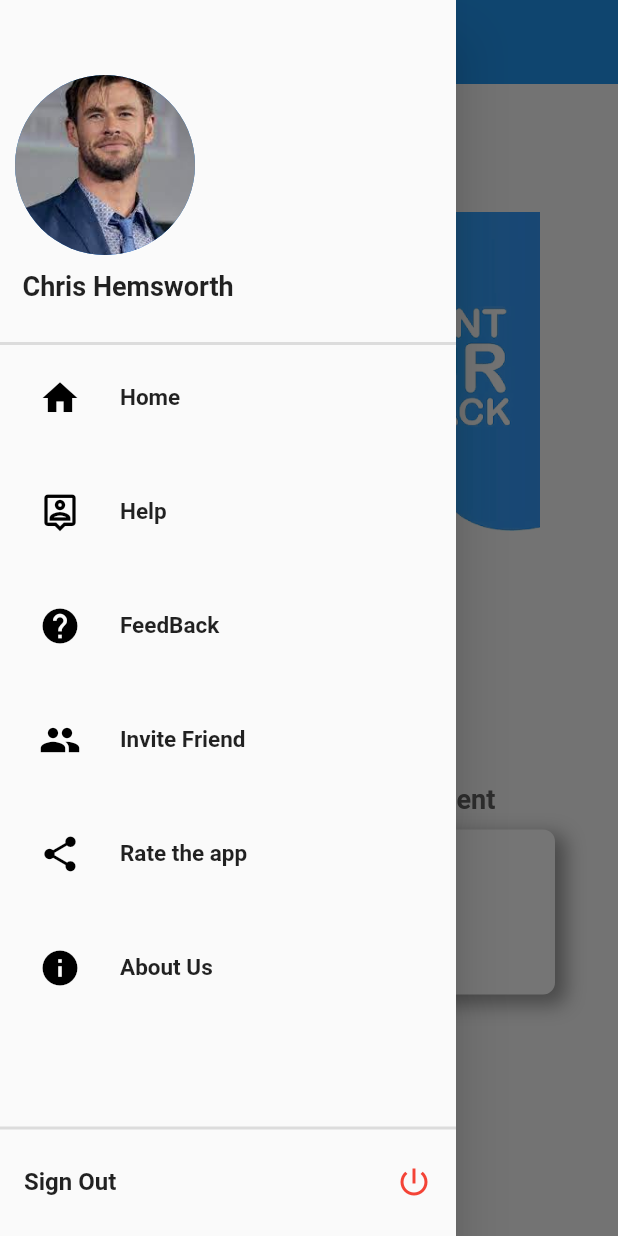
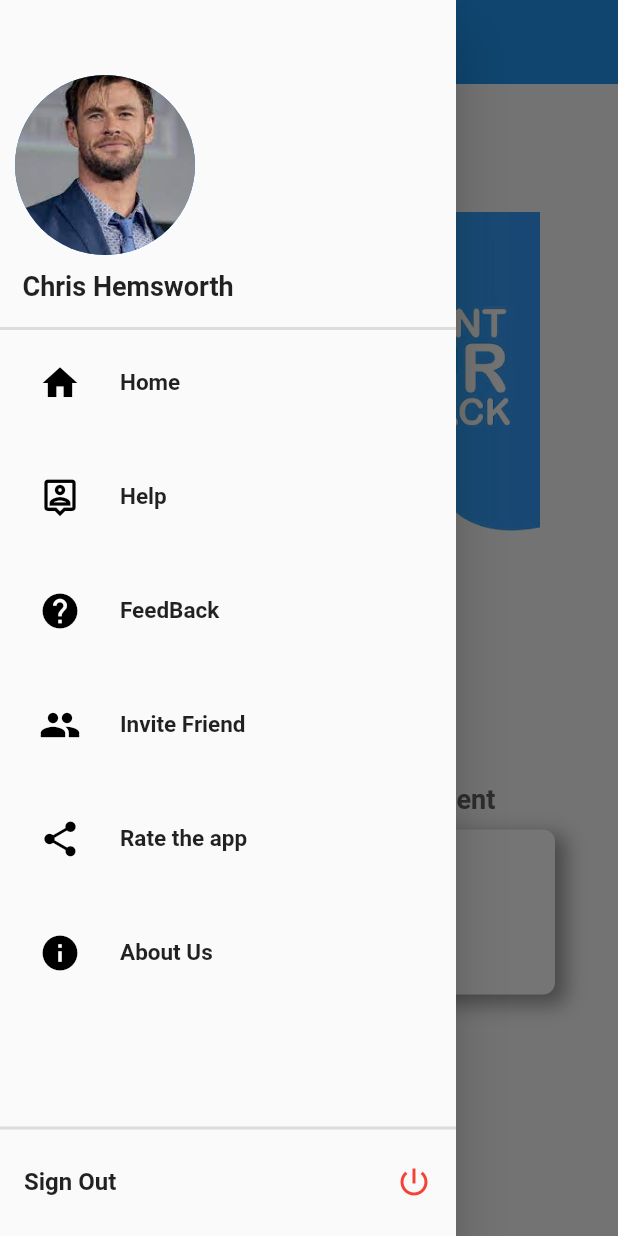
Before and after one commit to fatma320/Drawer-Task, a Flutter app: the screen it shows after launch, with the side drawer open, on a phone screen of 412 x 824 dp. Run offline on Flutter 3.47's test engine with Material 2 defaults, Android fonts, the light colour scheme and no system bars.

Commit message:
editing the drawer

```diff
--- a/drawer/lib/view/screens/drawerScreen.dart
+++ b/drawer/lib/view/screens/drawerScreen.dart
@@ -1,32 +1,9 @@
-import 'package:drawer/view/screens/rateScreen.dart';
 import 'package:flutter/material.dart';
 import '../../model/drawerModel.dart';
 import '../widgets/drawerItems.dart';
-import 'aboutScreen.dart';
-import 'feedback.dart';
-import 'helpScreen.dart';
-import 'homeScreen.dart';
-import 'inviteFriend.dart';
 
 class DrawerScreen extends StatelessWidget {
   DrawerScreen({Key? key}) : super(key: key);
-  int currentIndex = 0;
-  List<Widget> screens = [
-    const HomeScreen(),
-    const HelpScreen(),
-     FeedbackScreen(),
-    const InviteFriend(),
-    const RateApp(),
-    const About()
-  ];
-  List<String> titles = [
-    "Home",
-    "Help",
-    "Feedback",
-    "Invite Friend",
-    "Rate App",
-    "About Us",
-  ];
   @override
   Widget build(BuildContext context) {
     return Drawer(
@@ -47,7 +24,7 @@ class DrawerScreen extends StatelessWidget {
               style: TextStyle(fontSize: 18, fontWeight: FontWeight.w600),
             ),
           ),
-            const SizedBox(height: 20),
+          const SizedBox(height: 10),
           const Divider(
             thickness: 2,
           ),
@@ -75,8 +52,6 @@ class DrawerScreen extends StatelessWidget {
           )
         ],
       ),
-
     );
   }
-
 }
--- a/drawer/lib/view/screens/feedback.dart
+++ b/drawer/lib/view/screens/feedback.dart
@@ -4,6 +4,7 @@ import 'drawerScreen.dart';
 class FeedbackScreen extends StatelessWidget {
   var g = Colors.grey[700];
   var b = Colors.black;
+
   @override
   Widget build(BuildContext context) {
     return Scaffold(
@@ -11,7 +12,7 @@ class FeedbackScreen extends StatelessWidget {
         elevation: 0,
         title: const Text('feedback'),
       ),
-      drawer:  DrawerScreen(),
+      drawer: DrawerScreen(),
       body: SingleChildScrollView(
         child: Column(
           children: [
@@ -26,18 +27,14 @@ class FeedbackScreen extends StatelessWidget {
             Text(
               "Your Feedback",
               style: TextStyle(
-                  color: b,
-                  fontWeight: FontWeight.w800,
-                  fontSize: 22),
+                  color: b, fontWeight: FontWeight.w800, fontSize: 22),
             ),
             Container(
               margin: const EdgeInsets.only(top: 10),
               child: Text(
                 'Give your best time for this moment',
                 style: TextStyle(
-                    color: g,
-                    fontSize: 18,
-                    fontWeight: FontWeight.w600),
+                    color: g, fontSize: 18, fontWeight: FontWeight.w600),
               ),
             ),
             SizedBox(
@@ -69,18 +66,22 @@ class FeedbackScreen extends StatelessWidget {
                     decoration: InputDecoration(
                       contentPadding: EdgeInsets.fromLTRB(10, 10, 10, 50),
                       border: InputBorder.none,
-                    hintText: "Enter your feedback" ,
-                    hintStyle: TextStyle(color: Colors.grey , fontWeight: FontWeight.w500 , fontSize: 18),
+                      hintText: "Enter your feedback",
+                      hintStyle: TextStyle(
+                          color: Colors.grey,
+                          fontWeight: FontWeight.w500,
+                          fontSize: 18),
                     ),
-                )
-              ), ),
+                  )),
+            ),
             Container(
-              margin: const EdgeInsets.only(top: 20),
+              margin: const EdgeInsets.fromLTRB(0, 10, 0, 20),
               child: SizedBox(
                 height: 50,
                 width: 150,
-                child: ElevatedButton(onPressed:(){}, child: const Text('Send'),
-
+                child: ElevatedButton(
+                  onPressed: () {},
+                  child: const Text('Send'),
                 ),
               ),
             )
```
Also changed, not shown: drawer/lib/view/screens/aboutScreen.dart (+9 -2 lines), drawer/lib/view/screens/helpScreen.dart (+9 -2 lines), drawer/lib/view/screens/homeScreen.dart (+9 -2 lines), drawer/lib/view/screens/inviteFriend.dart (+9 -2 lines), drawer/lib/view/screens/rateScreen.dart (+9 -2 lines), drawer/lib/view/widgets/drawerItems.dart (+36 -6 lines). Lines whose indentation alone changed are shown as unchanged.
